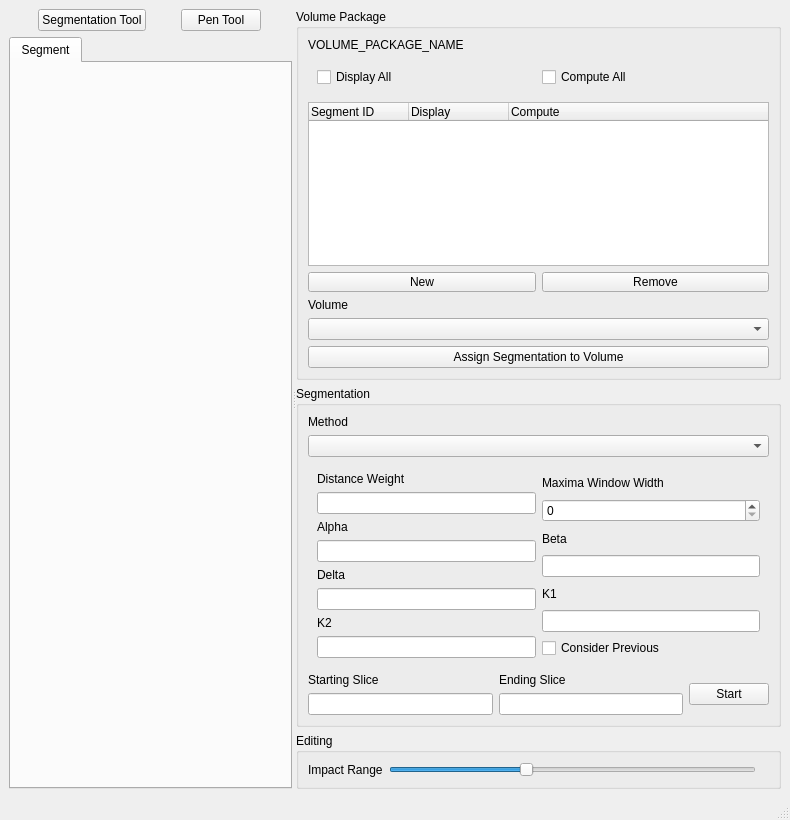
SuperOptimizer/villa, file volume-cartographer/apps/VC/VCMain.ui: the form before one commit.
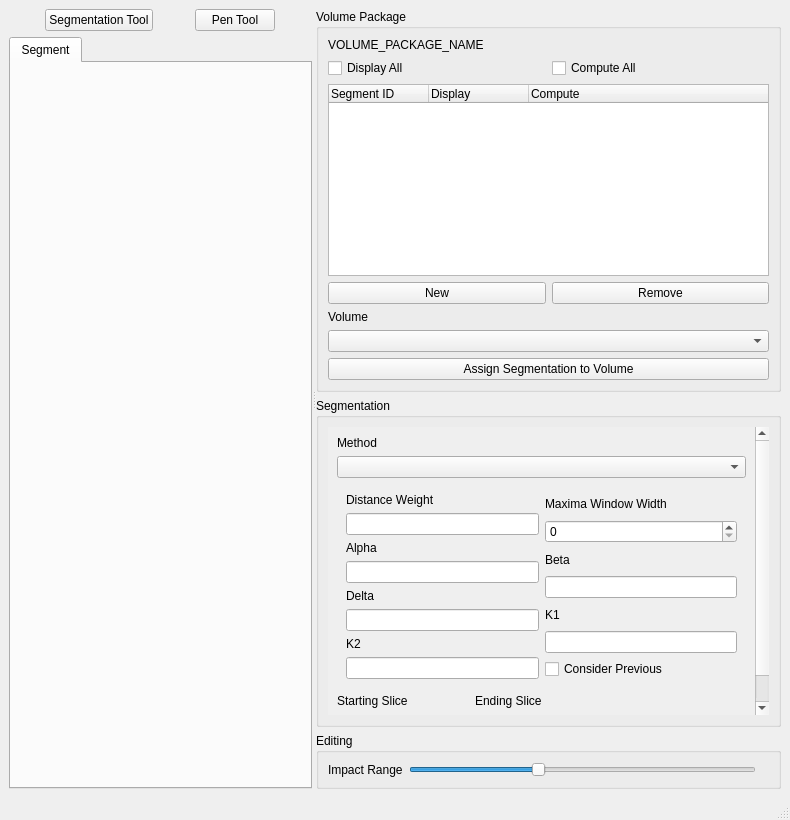
The form after the commit.

Commit message: - use proper spin boxes for slice numbers (prevent string conversions and ensure proper value range) - make the selected mode/tool clearer by coloring the toggle button

```diff
--- a/volume-cartographer/apps/VC/VCMain.ui
+++ b/volume-cartographer/apps/VC/VCMain.ui
@@ -32,7 +32,7 @@
       <property name="orientation">
        <enum>Qt::Horizontal</enum>
       </property>
-      <widget class="QWidget" name="">
+      <widget class="QWidget" name="layoutWidget">
        <layout class="QVBoxLayout" name="verticalLayout">
         <item>
          <layout class="QHBoxLayout" name="horizontalLayout_2">
@@ -100,7 +100,7 @@
         </item>
        </layout>
       </widget>
-      <widget class="QWidget" name="">
+      <widget class="QWidget" name="layoutWidget">
        <layout class="QVBoxLayout" name="verticalLayout_2">
         <item>
          <widget class="QGroupBox" name="grpVolManager">
@@ -134,7 +134,6 @@
             </widget>
            </item>
            <item>
-            <widget class="QWidget" name="widgetCheckBoxes">
                 <layout class="QHBoxLayout" name="horizontalLayout_2">
                     <item>
                         <widget class="QCheckBox" name="chkDisplayAll">
@@ -151,7 +150,6 @@
                         </widget>
                     </item>
                 </layout>
-            </widget>
         </item>
            <item>
             <widget class="QTreeWidget" name="treeWidgetPaths">
@@ -227,8 +225,41 @@
           <property name="title">
            <string>Segmentation</string>
           </property>
+          <property name="flat">
+           <bool>false</bool>
+          </property>
+          <property name="checkable">
+           <bool>false</bool>
+          </property>
           <layout class="QVBoxLayout" name="verticalLayout_4">
            <item>
+            <widget class="QScrollArea" name="scrollArea">
+             <property name="frameShape">
+              <enum>QFrame::Panel</enum>
+             </property>
+             <property name="frameShadow">
+              <enum>QFrame::Plain</enum>
+             </property>
+             <property name="lineWidth">
+              <number>0</number>
+             </property>
+             <property name="widgetResizable">
+              <bool>true</bool>
+             </property>
+             <widget class="QWidget" name="scrollAreaWidgetContents">
+              <property name="geometry">
+               <rect>
+                <x>0</x>
+                <y>0</y>
+                <width>436</width>
+                <height>361</height>
+               </rect>
+              </property>
+              <property name="layoutDirection">
+               <enum>Qt::LeftToRight</enum>
+              </property>
+              <layout class="QVBoxLayout" name="verticalLayout_12">
+               <item>
             <widget class="QLabel" name="segMethodLabel">
              <property name="text">
               <string>Method</string>
@@ -343,7 +374,7 @@
                 </widget>
                </item>
                <item>
-                <widget class="QLineEdit" name="edtStartingSliceVal"/>
+                    <widget class="QSpinBox" name="spinStartingSliceVal"/>
                </item>
               </layout>
              </item>
@@ -357,12 +388,25 @@
                 </widget>
                </item>
                <item>
-                <widget class="QLineEdit" name="edtEndingSliceVal"/>
+                    <widget class="QSpinBox" name="spinEndingSliceVal"/>
                </item>
               </layout>
              </item>
              <item>
               <layout class="QVBoxLayout" name="verticalLayout_7">
+                   <item>
+                    <spacer name="verticalSpacer">
+                     <property name="orientation">
+                      <enum>Qt::Vertical</enum>
+                     </property>
+                     <property name="sizeHint" stdset="0">
+                      <size>
+                       <width>20</width>
+                       <height>40</height>
+                      </size>
+                     </property>
+                    </spacer>
+                   </item>
                <item>
                 <widget class="QPushButton" name="btnStartSeg">
                  <property name="text">
@@ -373,6 +417,10 @@
               </layout>
              </item>
             </layout>
+               </item>
+              </layout>
+             </widget>
+            </widget>
            </item>
           </layout>
          </widget>
```
Left out of the diff: 2 changed lines with no effect on the pictures. Lines whose indentation alone changed are shown as unchanged. The commit also changes 5 other files.
